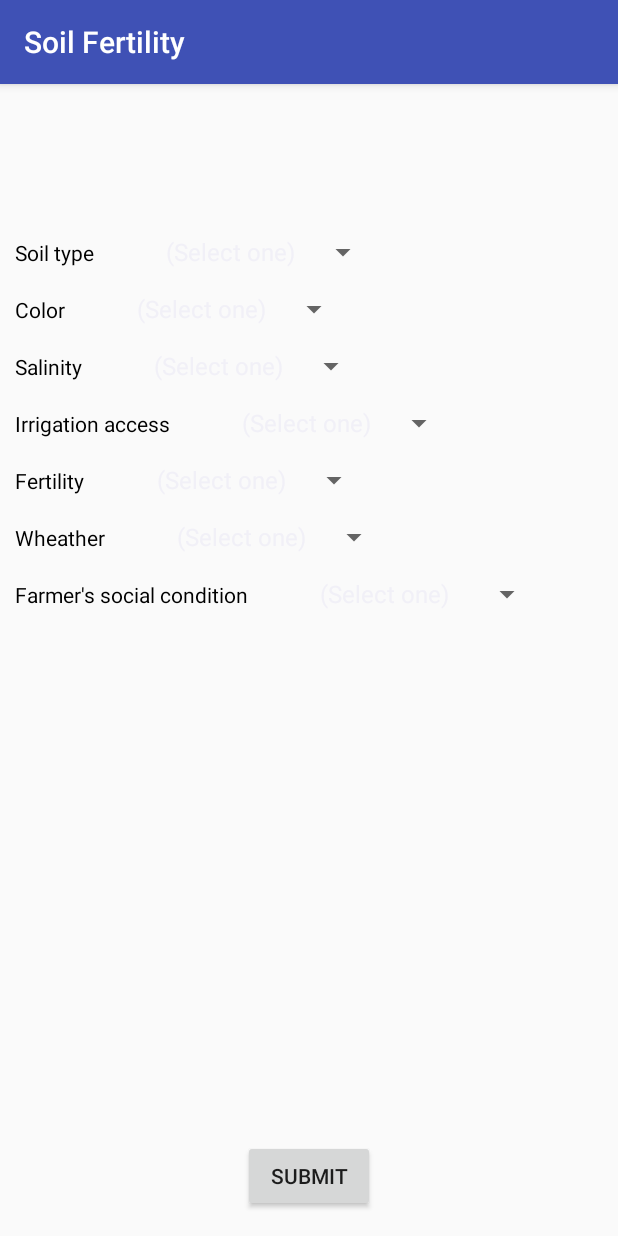
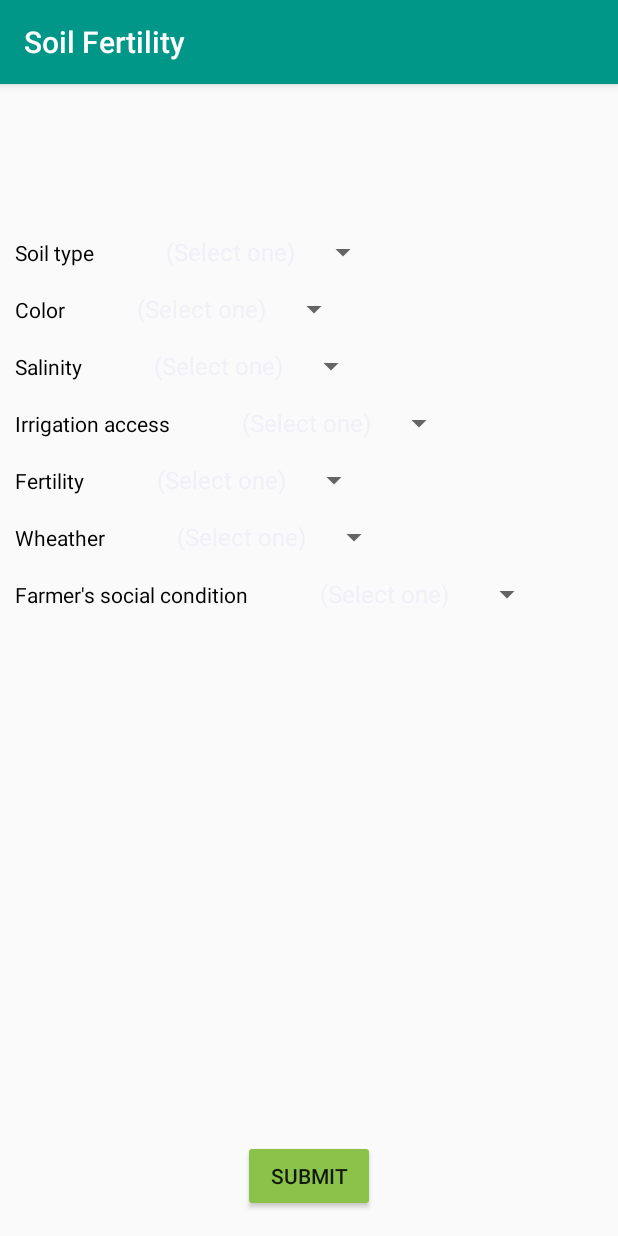
Before and after one commit to DhruvBhagadia/HackInfinity-2017, an Android app: the PredictingCrop screen opened directly, with no data from a screen before it, on a phone screen of 412 x 824 dp. Run offline under Robolectric (Android 15) with nearby library versions, the phone set to English and light mode, and no system bars.

Commit message:
Crop predicting activity final touch

```diff
--- a/app/src/main/java/com/example/dell_pc/soilfertility/PredictingCrop.java
+++ b/app/src/main/java/com/example/dell_pc/soilfertility/PredictingCrop.java
@@ -14,7 +14,10 @@ import android.widget.ArrayAdapter;
 import android.widget.Button;
 import android.widget.LinearLayout;
 import android.widget.Spinner;
+import android.widget.TextView;
 import android.widget.Toast;
+
+import java.util.ArrayList;
 
 public class PredictingCrop extends AppCompatActivity {
     ArrayAdapter<CharSequence> adapter;
@@ -23,17 +26,26 @@ public class PredictingCrop extends AppCompatActivity {
     LinearLayout ll8, ll9;
     Button button;
     SQLiteDatabase farmerDB;
+    String result;
+    TextView resultTextView;
+    ArrayList<String> cropsName, soilType, soilColor, salinity, irrigationFacility;
     @Override
     protected void onCreate(Bundle savedInstanceState) {
         super.onCreate(savedInstanceState);
         setContentView(R.layout.activity_predicting_crop);
-
+        resultTextView = (TextView) findViewById(R.id.result_tv);
         farmerDB = this.openOrCreateDatabase("FamerDB",MODE_PRIVATE,null);
         farmerDB.execSQL("CREATE TABLE IF NOT EXISTS farmerDB (soilType VARCHAR, soilColor VARCHAR, salinity VARCHAR, irrigationAccess VARCHAR, fertility VARCHAR, weather VARCHAR, financialCondition VARCHAR, irrigationCondition VARCHAR, irrigationMethod VARCHAR)");
-        String sql = "INSERT INTO farmerDB (soilType, soilColor, salinity, irrigationAccess, fertility,  weather, financialCondition, irrigationCondition, irrigationMethod) VALUES (?, ?, ?, ?, ?, ?, ?, ?, ?)";
+        String sql = ("INSERT INTO farmerDB (soilType, soilColor, salinity, irrigationAccess, fertility,  weather, financialCondition, irrigationCondition, irrigationMethod) VALUES (?, ?, ?, ?, ?, ?, ?, ?, ?)");
         final SQLiteStatement sqLiteStatement = farmerDB.compileStatement(sql);
         ll8 = (LinearLayout) findViewById(R.id.LL8);
         ll9 = (LinearLayout) findViewById(R.id.LL9);
+        cropsName = new ArrayList<>();
+        soilType = new ArrayList<>();
+        soilColor = new ArrayList<>();
+        salinity = new ArrayList<>();
+        irrigationFacility = new ArrayList<>();
+
 
         final Spinner spinner1 = (Spinner) findViewById(R.id.spinner1);
         adapter = ArrayAdapter.createFromResource(getApplicationContext(), R.array.SoilType, android.R.layout.simple_spinner_item);
@@ -229,8 +241,8 @@ public class PredictingCrop extends AppCompatActivity {
                 }
                 else {
 
-                    Intent intent = new Intent(getApplicationContext(), MainActivity.class);
-                    startActivity(intent);
+                    resultTextView.setVisibility(View.VISIBLE);
+                    resultTextView.setText(result);
 
 
                     sqLiteStatement.bindString(1, str1);
@@ -243,7 +255,7 @@ public class PredictingCrop extends AppCompatActivity {
                     sqLiteStatement.bindString(8, str8);
                     sqLiteStatement.bindString(9, str9);
                     sqLiteStatement.execute();
-                    /*Cursor c = farmerDB.rawQuery("SELECT * FROM farmerDB",null);
+                    Cursor c = farmerDB.rawQuery("SELECT * FROM farmerDB",null);
                     c.moveToFirst();
                     while (c.moveToNext()){
 
@@ -255,56 +267,53 @@ public class PredictingCrop extends AppCompatActivity {
                         Log.i("financialCondition",c.getString(c.getColumnIndex("financialCondition")));
                         Log.i("irrigationCondition",c.getString(c.getColumnIndex("irrigationCondition")));
                         Log.i("irrigationMethod",c.getString(c.getColumnIndex("irrigationMethod")));
-                    }*/
+                    }
                 }
             }
         });
-        try{
+        try {
 
-            SQLiteDatabase cropsDB = this.openOrCreateDatabase("crops", MODE_PRIVATE, null);
+            SQLiteDatabase cropsDB = this.openOrCreateDatabase("cropSDB", MODE_PRIVATE, null);
             cropsDB.execSQL("CREATE TABLE IF NOT EXISTS cropsDB (cropsName VARCHAR, soilType VARCHAR, soilColor VARCHAR, irrigationFacility VARCHAR, salinity VARCHAR)");
-           /* cropsDB.execSQL("INSERT INTO cropsDB VALUES ('Barley', 'light', 'Black', 'High', 'Low')");
-            cropsDB.execSQL("INSERT INTO cropsDB VALUES ('Wheat', 'light', 'Black', 'High', 'Low')");
-            cropsDB.execSQL("INSERT INTO cropsDB VALUES ('Bajra', 'light', 'Black', 'High', 'Low')");
-            cropsDB.execSQL("INSERT INTO cropsDB VALUES ('Moong', 'light', 'Black', 'High', 'Low')");
-            cropsDB.execSQL("INSERT INTO cropsDB VALUES ('Jowar', 'light', 'Black', 'High', 'Low')"); */
-            SQLiteDatabase cropMSP = this.openOrCreateDatabase("crops", MODE_PRIVATE, null);
-            Cursor c1 = cropMSP.rawQuery("SELECT * FROM cropMSP WHERE cropName = 'Barley'",null);
-            c1.moveToFirst();
-            while (c1 != null){
+            cropsDB.execSQL("INSERT INTO cropsDB VALUES('Barley', 'light', 'Black', 'High', 'Low')");
+            cropsDB.execSQL("INSERT INTO cropsDB VALUES('Wheat', 'light', 'Red', 'High', 'Low')");
+            cropsDB.execSQL("INSERT INTO cropsDB VALUES('Bajra', 'Medium', 'Black', 'High', 'Low')");
+            cropsDB.execSQL("INSERT INTO cropsDB VALUES('Moong', 'light', 'Black', 'Medium', 'Low')");
+            cropsDB.execSQL("INSERT INTO cropsDB VALUES('Jowar', 'light', 'Yellow', 'High', 'Low')");
+            cropsName.clear();
+            soilType.clear();
+            soilColor.clear();
+            salinity.clear();
+            irrigationFacility.clear();
+            Cursor c = cropsDB.rawQuery("SELECT * FROM cropsDB", null);
+            c.moveToFirst();
+            while (c.moveToNext()) {
 
-                Log.i("MSP: ",c1.getString(c1.getColumnIndex("msp")));
-            }
-            Cursor c2 = cropMSP.rawQuery("SELECT * FROM cropMSP WHERE cropName = 'Bajra'",null);
-            c2.moveToFirst();
-            while (c2 != null){
+                cropsName.add(c.getString(c.getColumnIndex("cropsName")));
+                soilType.add(c.getString(c.getColumnIndex("soilType")));
+                soilColor.add(c.getString(c.getColumnIndex("soilColor")));
+                salinity.add(c.getString(c.getColumnIndex("salinity")));
+                irrigationFacility.add(c.getString(c.getColumnIndex("irrigationFacility")));
 
-                Log.i("MSP: ",c2.getString(c2.getColumnIndex("msp")));
             }
 
-            Cursor c3 = cropMSP.rawQuery("SELECT * FROM cropMSP WHERE cropName = 'Moong'",null);
-            c3.moveToFirst();
-            while (c3 != null){
+            if(soilColor.get(1) == "Red")
+            {
+                result = "Wheat";
+            }
+            else if (soilType.get(2) == "Medium")
+                result = "Bajra";
+            else if (irrigationFacility.get(3) == "Medium")
+                result = "Moong";
+            else if (soilColor.get(4) == "Yellow")
+                result = "Jowar";
+            else
+                result = "Barley";
 
-                Log.i("MSP: ",c3.getString(c3.getColumnIndex("msp")));
-            }
-
-            Cursor c4 = cropMSP.rawQuery("SELECT * FROM cropMSP WHERE cropName = 'Jowar'",null);
-            c4.moveToFirst();
-            while (c4!= null){
-
-                Log.i("MSP: ",c4.getString(c4.getColumnIndex("msp")));
-            }
-
-            Cursor c5 = cropMSP.rawQuery("SELECT * FROM cropMSP WHERE cropName = 'Wheat'",null);
-            c5.moveToFirst();
-            while (c5 != null){
-
-                Log.i("MSP: ",c5.getString(c5.getColumnIndex("msp")));
-            }
+            resultTextView.setVisibility(View.VISIBLE);
+        }
 
 
-        }
         catch(Exception e) {
 
             e.printStackTrace();
@@ -312,5 +321,10 @@ public class PredictingCrop extends AppCompatActivity {
         }
     }
 
-
+/*cropsDB.execSQL("CREATE TABLE IF NOT EXISTS cropsDB (cropsName VARCHAR, soilType VARCHAR, soilColor VARCHAR, irrigationFacility VARCHAR, salinity VARCHAR)");
+            cropsDB.execSQL("INSERT INTO cropsDB VALUES('Barley', 'light', 'Black', 'High', 'Low')");
+            cropsDB.execSQL("INSERT INTO cropsDB VALUES('Wheat', 'light', 'Red', 'High', 'Low')");
+            cropsDB.execSQL("INSERT INTO cropsDB VALUES('Bajra', 'Medium', 'Black', 'High', 'Low')");
+            cropsDB.execSQL("INSERT INTO cropsDB VALUES('Moong', 'light', 'Black', 'Medium', 'Low')");
+            cropsDB.execSQL("INSERT INTO cropsDB VALUES('Jowar', 'light', 'Yellow', 'High', 'Low')");*/
     }
--- a/app/src/main/res/layout/activity_predicting_crop.xml
+++ b/app/src/main/res/layout/activity_predicting_crop.xml
@@ -5,6 +5,14 @@
     android:layout_width="match_parent"
     android:layout_height="match_parent"
     tools:context="com.example.dell_pc.soilfertility.PredictingCrop">
+
+    <TextView
+        android:id="@+id/result_tv"
+        android:layout_width="wrap_content"
+        android:layout_height="wrap_content"
+        android:visibility="invisible"
+        android:layout_centerHorizontal="true"
+        android:textSize="30dp"/>
 
     <LinearLayout
         android:id="@+id/LL1"
@@ -241,5 +249,6 @@
         android:layout_alignParentBottom="true"
         android:layout_centerHorizontal="true"
         android:layout_marginBottom="16dp"
-        android:text="Submit" />
+        android:text="Submit"
+        android:backgroundTint="@color/colorAccent"/>
 </RelativeLayout>
--- a/app/src/main/res/values/colors.xml
+++ b/app/src/main/res/values/colors.xml
@@ -1,6 +1,11 @@
 <?xml version="1.0" encoding="utf-8"?>
 <resources>
-    <color name="colorPrimary">#3F51B5</color>
-    <color name="colorPrimaryDark">#303F9F</color>
-    <color name="colorAccent">#ff4081</color>
+    <color name="colorPrimary">#009688</color>
+    <color name="colorPrimaryDark">#00796B</color>
+    <color name="colorPrimaryLight">#B2DFDB</color>
+    <color name="colorAccent">#8BC34A</color>
+    <color name="primary_text">#212121</color>
+    <color name="secondary_text">#757575</color>
+    <color name="icons">#FFFFFF</color>
+    <color name="divider">#BDBDBD</color>
 </resources>
```
Also changed, not shown: app/src/main/java/com/example/dell_pc/soilfertility/MainActivity.java (+8 -2 lines), app/src/main/res/layout/activity_main.xml (+11 -0 lines).
